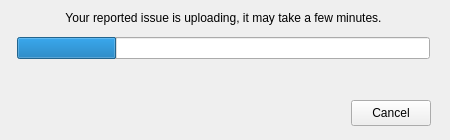
First picture: the form in src/MEGASync/gui/ui/ProgressIndicatorDialog.ui, repository meganz/MEGAsync, before the edit.
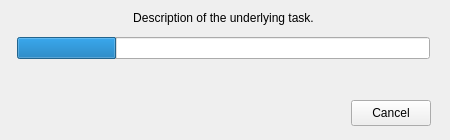
Second picture: the form after the edit.

```diff
--- a/src/MEGASync/gui/ui/ProgressIndicatorDialog.ui
+++ b/src/MEGASync/gui/ui/ProgressIndicatorDialog.ui
@@ -71,7 +71,7 @@
          </size>
         </property>
         <property name="text">
-         <string>Your reported issue is uploading, it may take a few minutes.</string>
+         <string notr="true">Description of the underlying task.</string>
         </property>
         <property name="alignment">
          <set>Qt::AlignCenter</set>
```
Left out of the diff: 2 changed lines with no effect on the pictures.
